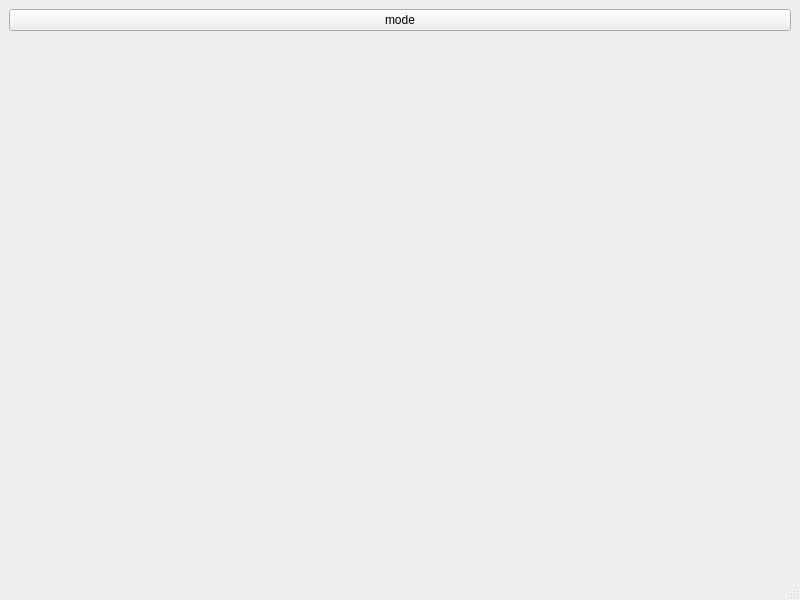
Before: the Qt Designer form src/app/mainwindow.ui in noonafter/vlf, drawn with Qt 5.
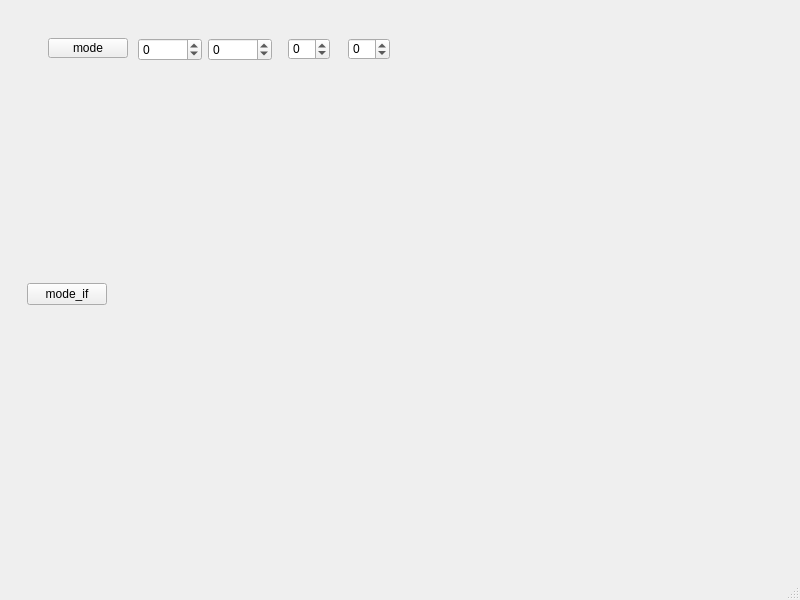
After: the same form once the commit is applied.

Commit message: 1 FreqPlotter加上设置横轴纵轴坐标（目前只对freq有效） 2 界面中加上对应控件进行测试 3 修改部分信号放缩系数，搞清楚ad采入数据和信号间对应关系，fft如何算psd

Diff of the .ui file:
```diff
--- a/src/app/mainwindow.ui
+++ b/src/app/mainwindow.ui
@@ -16,14 +16,160 @@
   <widget class="QWidget" name="centralwidget">
    <layout class="QVBoxLayout" name="verticalLayout">
     <item>
-     <widget class="QPushButton" name="pushButton">
-      <property name="text">
-       <string>mode</string>
+     <widget class="QWidget" name="widget_2" native="true">
+      <property name="sizePolicy">
+       <sizepolicy hsizetype="Preferred" vsizetype="Preferred">
+        <horstretch>0</horstretch>
+        <verstretch>0</verstretch>
+       </sizepolicy>
       </property>
+      <property name="minimumSize">
+       <size>
+        <width>0</width>
+        <height>250</height>
+       </size>
+      </property>
+      <layout class="QHBoxLayout" name="horizontalLayout_2">
+       <item>
+        <widget class="QWidget" name="widget_4" native="true">
+         <widget class="QSpinBox" name="spinBox_bin_lower_ddc">
+          <property name="geometry">
+           <rect>
+            <x>120</x>
+            <y>20</y>
+            <width>64</width>
+            <height>23</height>
+           </rect>
+          </property>
+          <property name="minimum">
+           <number>-10000</number>
+          </property>
+          <property name="maximum">
+           <number>10000</number>
+          </property>
+         </widget>
+         <widget class="QSpinBox" name="spinBox_bin_upper_ddc">
+          <property name="geometry">
+           <rect>
+            <x>190</x>
+            <y>20</y>
+            <width>64</width>
+            <height>23</height>
+           </rect>
+          </property>
+          <property name="minimum">
+           <number>-10000</number>
+          </property>
+          <property name="maximum">
+           <number>10000</number>
+          </property>
+         </widget>
+         <widget class="QPushButton" name="pushButton_mode_ddc">
+          <property name="geometry">
+           <rect>
+            <x>30</x>
+            <y>20</y>
+            <width>80</width>
+            <height>20</height>
+           </rect>
+          </property>
+          <property name="text">
+           <string>mode</string>
+          </property>
+         </widget>
+         <widget class="QSpinBox" name="spinBox_db_lower_ddc">
+          <property name="geometry">
+           <rect>
+            <x>270</x>
+            <y>20</y>
+            <width>42</width>
+            <height>22</height>
+           </rect>
+          </property>
+          <property name="minimum">
+           <number>-160</number>
+          </property>
+          <property name="maximum">
+           <number>160</number>
+          </property>
+         </widget>
+         <widget class="QSpinBox" name="spinBox_db_upper_ddc">
+          <property name="geometry">
+           <rect>
+            <x>330</x>
+            <y>20</y>
+            <width>42</width>
+            <height>22</height>
+           </rect>
+          </property>
+          <property name="minimum">
+           <number>-160</number>
+          </property>
+          <property name="maximum">
+           <number>160</number>
+          </property>
+         </widget>
+        </widget>
+       </item>
+       <item>
+        <widget class="QWidget" name="widget_ddc" native="true"/>
+       </item>
+      </layout>
      </widget>
     </item>
     <item>
-     <widget class="QWidget" name="freq_widget" native="true"/>
+     <widget class="QWidget" name="widget" native="true">
+      <property name="sizePolicy">
+       <sizepolicy hsizetype="Preferred" vsizetype="Expanding">
+        <horstretch>0</horstretch>
+        <verstretch>0</verstretch>
+       </sizepolicy>
+      </property>
+      <layout class="QVBoxLayout" name="verticalLayout_2">
+       <item>
+        <widget class="QWidget" name="widget_3" native="true">
+         <property name="sizePolicy">
+          <sizepolicy hsizetype="Preferred" vsizetype="Minimum">
+           <horstretch>0</horstretch>
+           <verstretch>0</verstretch>
+          </sizepolicy>
+         </property>
+         <layout class="QHBoxLayout" name="horizontalLayout">
+          <item>
+           <widget class="QPushButton" name="pushButton_mode_if">
+            <property name="text">
+             <string>mode_if</string>
+            </property>
+           </widget>
+          </item>
+          <item>
+           <spacer name="horizontalSpacer">
+            <property name="orientation">
+             <enum>Qt::Horizontal</enum>
+            </property>
+            <property name="sizeHint" stdset="0">
+             <size>
+              <width>40</width>
+              <height>20</height>
+             </size>
+            </property>
+           </spacer>
+          </item>
+         </layout>
+        </widget>
+       </item>
+       <item>
+        <widget class="QWidget" name="widget_if" native="true">
+         <property name="sizePolicy">
+          <sizepolicy hsizetype="Preferred" vsizetype="Expanding">
+           <horstretch>0</horstretch>
+           <verstretch>0</verstretch>
+          </sizepolicy>
+         </property>
+        </widget>
+       </item>
+      </layout>
+     </widget>
     </item>
    </layout>
   </widget>
```
The commit also changes 5 other files.
